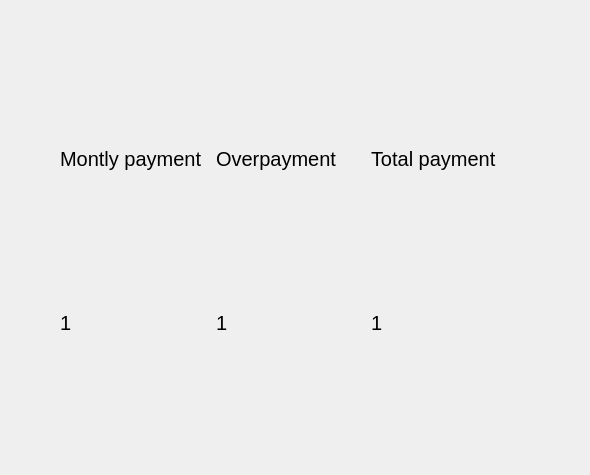
This is src/Credit/credit_result.ui in trueoss23/Smart_calc as Qt 5 draws it before an edit. The edited form follows.
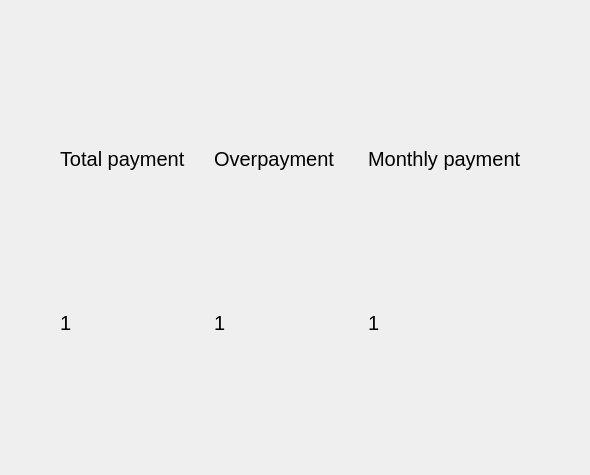
This is the edited form.

Commit message: correct credit ui swap colomn

Patch:
```diff
--- a/src/Credit/credit_result.ui
+++ b/src/Credit/credit_result.ui
@@ -79,7 +79,7 @@
 }</string>
       </property>
       <property name="text">
-       <string>Total payment</string>
+       <string>Monthly payment</string>
       </property>
      </widget>
     </item>
@@ -103,7 +103,7 @@
 }</string>
       </property>
       <property name="text">
-       <string>Montly payment</string>
+       <string>Total payment</string>
       </property>
      </widget>
     </item>
```
